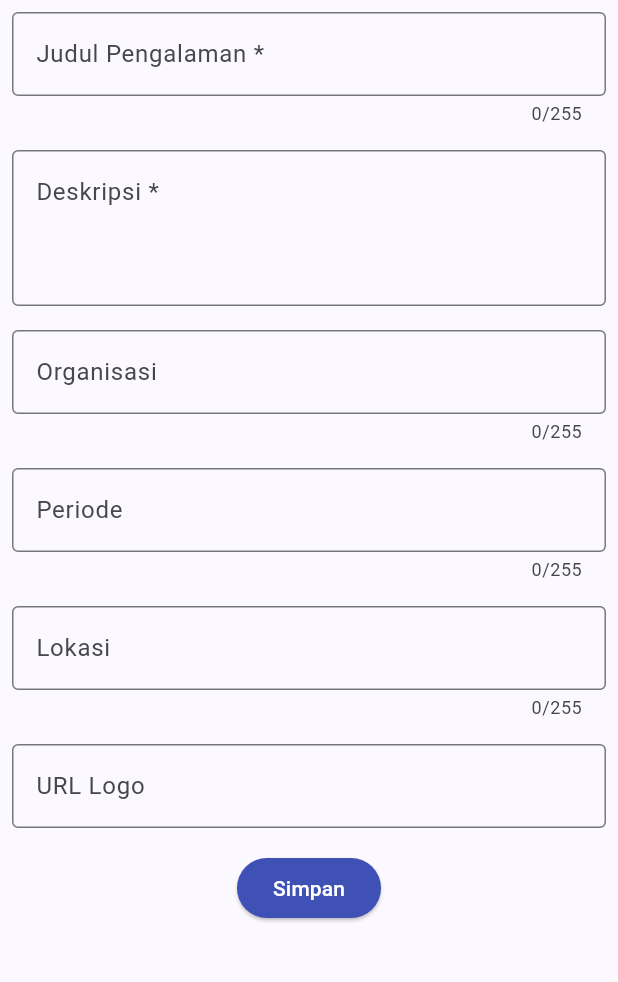
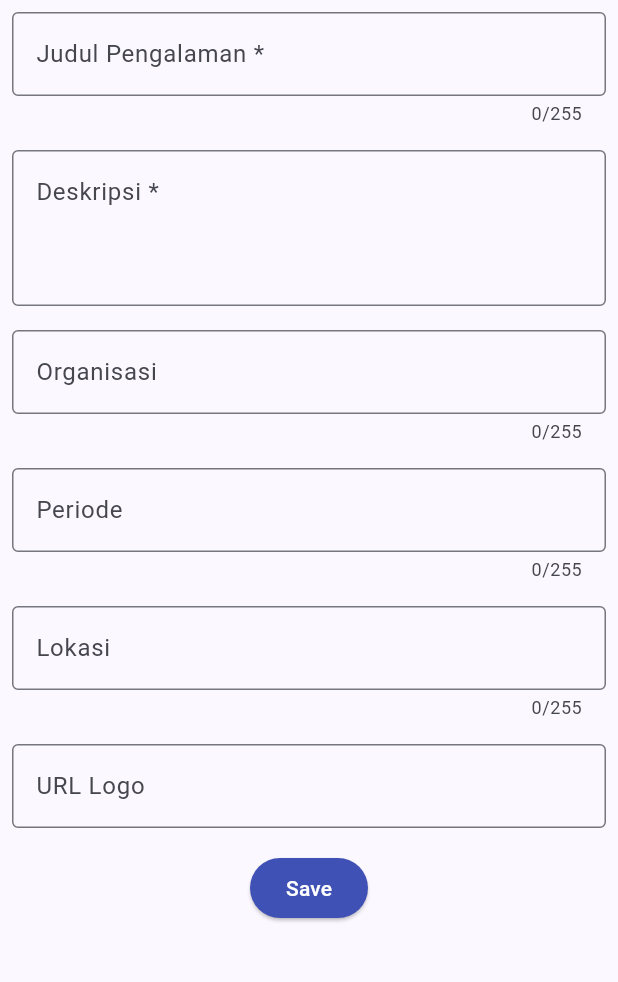
Before and after one commit to owenviriya/myportofolio_mobile, a Flutter app: the ExperienceFormPage screen opened directly, on a phone screen of 412 x 824 dp, the part 84-1066 px from its top. Run offline on Flutter 3.47's test engine with Material 3 defaults, Android fonts, the phone set to English and light mode, and no system bars; our stand-ins replace material_ui.

Commit message:
fix: label experience form button as save

```diff
--- a/lib/screens/experience_form.dart
+++ b/lib/screens/experience_form.dart
@@ -221,7 +221,7 @@ class _ExperienceFormPageState extends State<ExperienceFormPage> {
                         ),
                       );
                     },
-                    child: const Text('Simpan'),
+                    child: const Text('Save'),
                   ),
                 ),
               ),
```
